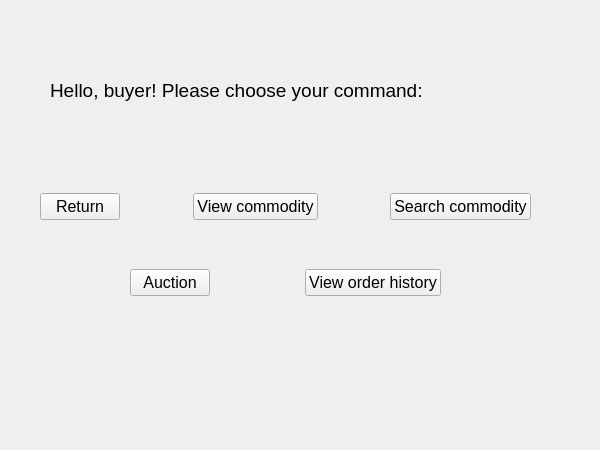
cjh-0806/NJU-advanced-programming-project1-qt, file project1-qt/buyerwidget.ui: the form before one commit.
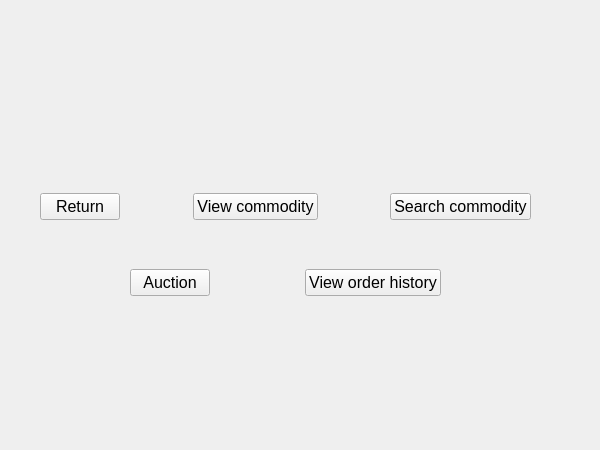
The form after the commit.

Patch:
```diff
--- a/project1-qt/buyerwidget.ui
+++ b/project1-qt/buyerwidget.ui
@@ -40,10 +40,10 @@
     </font>
    </property>
    <property name="text">
-    <string>Hello, buyer! Please choose your command:</string>
+    <string/>
    </property>
   </widget>
-  <widget class="QWidget" name="">
+  <widget class="QWidget" name="layoutWidget">
    <property name="geometry">
     <rect>
      <x>40</x>
```
